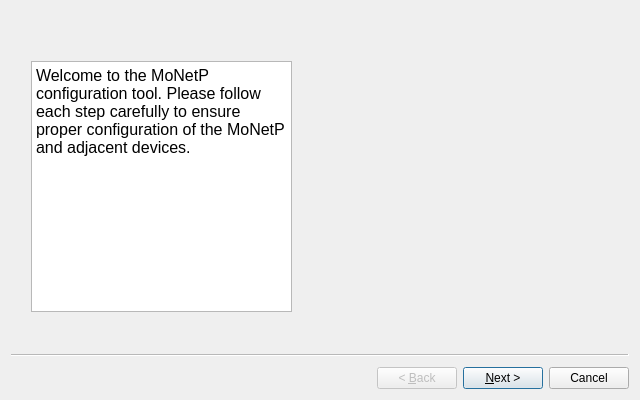
Before: the Qt Designer form MoNetP Configuration Wizard.ui in powellthepog/monetp, drawn with Qt 5.
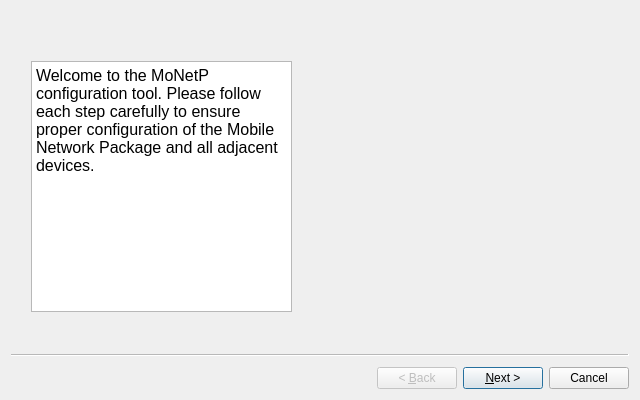
After: the same form once the commit is applied. Icons and pictures are not drawn.

Diff of the .ui file:
```diff
--- a/MoNetP Configuration Wizard.ui
+++ b/MoNetP Configuration Wizard.ui
@@ -44,7 +44,7 @@
 &lt;html&gt;&lt;head&gt;&lt;meta name=&quot;qrichtext&quot; content=&quot;1&quot; /&gt;&lt;style type=&quot;text/css&quot;&gt;
 p, li { white-space: pre-wrap; }
 &lt;/style&gt;&lt;/head&gt;&lt;body style=&quot; font-family:'Sans Serif'; font-size:9pt; font-weight:400; font-style:normal;&quot;&gt;
-&lt;p style=&quot; margin-top:0px; margin-bottom:0px; margin-left:0px; margin-right:0px; -qt-block-indent:0; text-indent:0px;&quot;&gt;&lt;span style=&quot; font-size:12pt;&quot;&gt;Welcome to the MoNetP configuration tool. Please follow each step carefully to ensure proper configuration of the MoNetP and adjacent devices.&lt;/span&gt;&lt;/p&gt;&lt;/body&gt;&lt;/html&gt;</string>
+&lt;p style=&quot; margin-top:0px; margin-bottom:0px; margin-left:0px; margin-right:0px; -qt-block-indent:0; text-indent:0px;&quot;&gt;&lt;span style=&quot; font-size:12pt;&quot;&gt;Welcome to the MoNetP configuration tool. Please follow each step carefully to ensure proper configuration of the Mobile Network Package and all adjacent devices.&lt;/span&gt;&lt;/p&gt;&lt;/body&gt;&lt;/html&gt;</string>
     </property>
    </widget>
   </widget>
```
Left out of the diff: 95 changed lines with no effect on the pictures.
